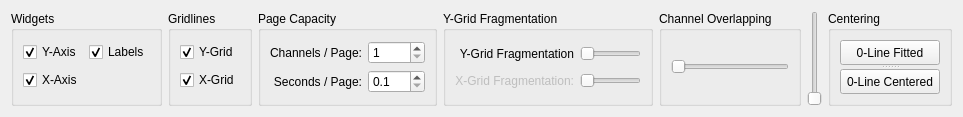
The window that src/gui_impl/signal_browser/adapt_browser_view_widget.ui (cbrnr/sigviewer) describes before a commit, drawn with Qt 5.
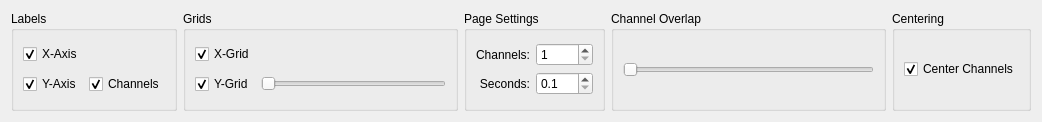
The same window after the commit.

Commit message: Refine design and use checkbox for channel centering

Patch:
```diff
--- a/src/gui_impl/signal_browser/adapt_browser_view_widget.ui
+++ b/src/gui_impl/signal_browser/adapt_browser_view_widget.ui
@@ -6,8 +6,8 @@
    <rect>
     <x>0</x>
     <y>0</y>
-    <width>963</width>
-    <height>117</height>
+    <width>1042</width>
+    <height>122</height>
    </rect>
   </property>
   <property name="sizePolicy">
@@ -20,90 +20,48 @@
    <string>Form</string>
   </property>
   <layout class="QGridLayout" name="gridLayout_7">
-   <item row="0" column="0">
-    <widget class="QGroupBox" name="groupBox">
+   <item row="0" column="8">
+    <widget class="QGroupBox" name="groupBox_6">
      <property name="title">
-      <string>Widgets</string>
+      <string>Centering</string>
      </property>
-     <layout class="QGridLayout" name="gridLayout">
-      <item row="1" column="0">
-       <widget class="QCheckBox" name="x_axis_checkbox_">
-        <property name="text">
-         <string>X-Axis</string>
-        </property>
-        <property name="checked">
-         <bool>true</bool>
-        </property>
-       </widget>
-      </item>
+     <layout class="QGridLayout" name="gridLayout_6">
       <item row="0" column="0">
-       <widget class="QCheckBox" name="y_axis_checkbox_">
+       <widget class="QCheckBox" name="offsetCheckBox">
         <property name="text">
-         <string>Y-Axis</string>
+         <string>Center Channels</string>
         </property>
         <property name="checked">
          <bool>true</bool>
         </property>
        </widget>
       </item>
-      <item row="0" column="1">
-       <widget class="QCheckBox" name="labels_checkbox_">
-        <property name="text">
-         <string>Labels</string>
-        </property>
-        <property name="checked">
-         <bool>true</bool>
-        </property>
-       </widget>
-      </item>
      </layout>
     </widget>
    </item>
-   <item row="0" column="1">
-    <widget class="QGroupBox" name="groupBox_2">
+   <item row="0" column="6">
+    <widget class="QGroupBox" name="groupBox_5">
      <property name="title">
-      <string>Gridlines</string>
+      <string>Channel Overlap</string>
      </property>
-     <layout class="QGridLayout" name="gridLayout_2">
+     <layout class="QGridLayout" name="gridLayout_5">
       <item row="0" column="0">
-       <widget class="QCheckBox" name="yGridCheckbox">
-        <property name="enabled">
-         <bool>true</bool>
+       <widget class="QSlider" name="channelOverlappingSlider">
+        <property name="maximum">
+         <number>100</number>
         </property>
-        <property name="sizePolicy">
-         <sizepolicy hsizetype="Minimum" vsizetype="Fixed">
-          <horstretch>0</horstretch>
-          <verstretch>0</verstretch>
-         </sizepolicy>
+        <property name="orientation">
+         <enum>Qt::Horizontal</enum>
         </property>
-        <property name="text">
-         <string>Y-Grid</string>
-        </property>
-        <property name="checked">
-         <bool>true</bool>
-        </property>
        </widget>
       </item>
-      <item row="1" column="0">
-       <widget class="QCheckBox" name="xGridCheckbox">
-        <property name="enabled">
-         <bool>true</bool>
-        </property>
-        <property name="text">
-         <string>X-Grid</string>
-        </property>
-        <property name="checked">
-         <bool>true</bool>
-        </property>
-       </widget>
-      </item>
      </layout>
     </widget>
    </item>
-   <item row="0" column="2">
+   <item row="0" column="5">
     <widget class="QGroupBox" name="groupBox_3">
      <property name="title">
-      <string>Page Capacity</string>
+      <string>Page Settings</string>
      </property>
      <layout class="QGridLayout" name="gridLayout_3">
       <item row="0" column="0">
@@ -113,7 +71,7 @@
           <item>
            <widget class="QLabel" name="label_2">
             <property name="text">
-             <string>Channels / Page:</string>
+             <string>Channels:</string>
             </property>
             <property name="alignment">
              <set>Qt::AlignRight|Qt::AlignTrailing|Qt::AlignVCenter</set>
@@ -123,7 +81,7 @@
           <item>
            <widget class="QLabel" name="xUnitsPerPageLabel">
             <property name="text">
-             <string>Seconds / Page:</string>
+             <string>Seconds:</string>
             </property>
             <property name="alignment">
              <set>Qt::AlignRight|Qt::AlignTrailing|Qt::AlignVCenter</set>
@@ -158,13 +116,65 @@
      </layout>
     </widget>
    </item>
-   <item row="0" column="3">
-    <widget class="QGroupBox" name="groupBox_4">
+   <item row="0" column="0">
+    <widget class="QGroupBox" name="groupBox">
      <property name="title">
-      <string>Y-Grid Fragmentation</string>
+      <string>Labels</string>
      </property>
-     <layout class="QGridLayout" name="gridLayout_4">
-      <item row="0" column="1">
+     <layout class="QGridLayout" name="gridLayout">
+      <item row="1" column="1">
+       <widget class="QCheckBox" name="labels_checkbox_">
+        <property name="text">
+         <string>Channels</string>
+        </property>
+        <property name="checked">
+         <bool>true</bool>
+        </property>
+       </widget>
+      </item>
+      <item row="1" column="0">
+       <widget class="QCheckBox" name="y_axis_checkbox_">
+        <property name="text">
+         <string>Y-Axis</string>
+        </property>
+        <property name="checked">
+         <bool>true</bool>
+        </property>
+       </widget>
+      </item>
+      <item row="0" column="0">
+       <widget class="QCheckBox" name="x_axis_checkbox_">
+        <property name="text">
+         <string>X-Axis</string>
+        </property>
+        <property name="checked">
+         <bool>true</bool>
+        </property>
+       </widget>
+      </item>
+     </layout>
+    </widget>
+   </item>
+   <item row="0" column="1">
+    <widget class="QGroupBox" name="groupBox_2">
+     <property name="title">
+      <string>Grids</string>
+     </property>
+     <layout class="QGridLayout" name="gridLayout_2">
+      <item row="1" column="0">
+       <widget class="QCheckBox" name="xGridCheckbox">
+        <property name="enabled">
+         <bool>true</bool>
+        </property>
+        <property name="text">
+         <string>X-Grid</string>
+        </property>
+        <property name="checked">
+         <bool>true</bool>
+        </property>
+       </widget>
+      </item>
+      <item row="3" column="1">
        <widget class="QSlider" name="yGridSlider">
         <property name="maximum">
          <number>30</number>
@@ -183,95 +193,23 @@
         </property>
        </widget>
       </item>
-      <item row="1" column="0">
-       <widget class="QLabel" name="xGridFragmentationLabel">
+      <item row="3" column="0">
+       <widget class="QCheckBox" name="yGridCheckbox">
         <property name="enabled">
-         <bool>false</bool>
+         <bool>true</bool>
         </property>
-        <property name="text">
-         <string>X-Grid Fragmentation:</string>
+        <property name="sizePolicy">
+         <sizepolicy hsizetype="Minimum" vsizetype="Fixed">
+          <horstretch>0</horstretch>
+          <verstretch>0</verstretch>
+         </sizepolicy>
         </property>
-        <property name="alignment">
-         <set>Qt::AlignRight|Qt::AlignTrailing|Qt::AlignVCenter</set>
-        </property>
-       </widget>
-      </item>
-      <item row="0" column="0">
-       <widget class="QLabel" name="label">
         <property name="text">
-         <string>Y-Grid Fragmentation</string>
+         <string>Y-Grid</string>
         </property>
-        <property name="alignment">
-         <set>Qt::AlignRight|Qt::AlignTrailing|Qt::AlignVCenter</set>
+        <property name="checked">
+         <bool>true</bool>
         </property>
-       </widget>
-      </item>
-      <item row="1" column="1">
-       <widget class="QSlider" name="xGridSlider">
-        <property name="enabled">
-         <bool>false</bool>
-        </property>
-        <property name="maximum">
-         <number>30</number>
-        </property>
-        <property name="orientation">
-         <enum>Qt::Horizontal</enum>
-        </property>
-       </widget>
-      </item>
-     </layout>
-    </widget>
-   </item>
-   <item row="0" column="4">
-    <widget class="QGroupBox" name="groupBox_5">
-     <property name="title">
-      <string>Channel Overlapping</string>
-     </property>
-     <layout class="QGridLayout" name="gridLayout_5">
-      <item row="0" column="0">
-       <widget class="QSlider" name="horizontalSlider">
-        <property name="maximum">
-         <number>100</number>
-        </property>
-        <property name="orientation">
-         <enum>Qt::Horizontal</enum>
-        </property>
-       </widget>
-      </item>
-     </layout>
-    </widget>
-   </item>
-   <item row="0" column="5">
-    <widget class="QSlider" name="channelOverlappingSlider">
-     <property name="maximum">
-      <number>100</number>
-     </property>
-     <property name="orientation">
-      <enum>Qt::Vertical</enum>
-     </property>
-    </widget>
-   </item>
-   <item row="0" column="6">
-    <widget class="QGroupBox" name="groupBox_6">
-     <property name="title">
-      <string>Centering</string>
-     </property>
-     <layout class="QGridLayout" name="gridLayout_6">
-      <item row="0" column="0">
-       <widget class="QSplitter" name="splitter">
-        <property name="orientation">
-         <enum>Qt::Vertical</enum>
-        </property>
-        <widget class="QToolButton" name="zero_fitted_">
-         <property name="text">
-          <string>0-Line Fitted</string>
-         </property>
-        </widget>
-        <widget class="QToolButton" name="zero_centered_">
-         <property name="text">
-          <string>0-Line Centered</string>
-         </property>
-        </widget>
        </widget>
       </item>
      </layout>
```
The commit also changes 2 other files.
